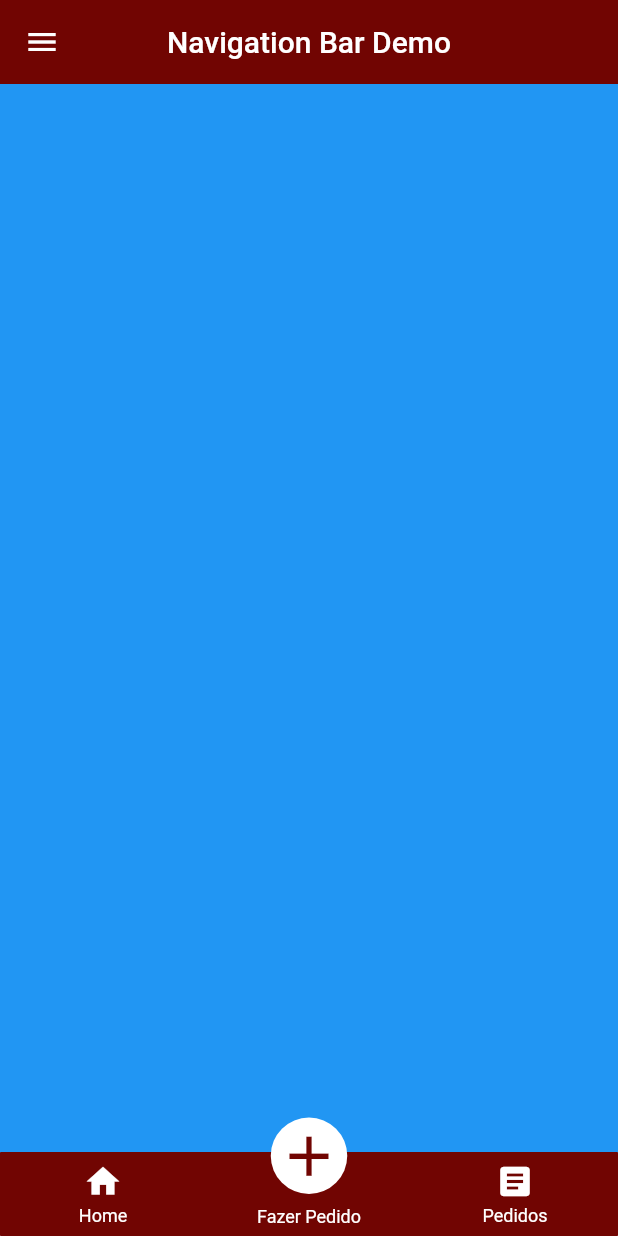
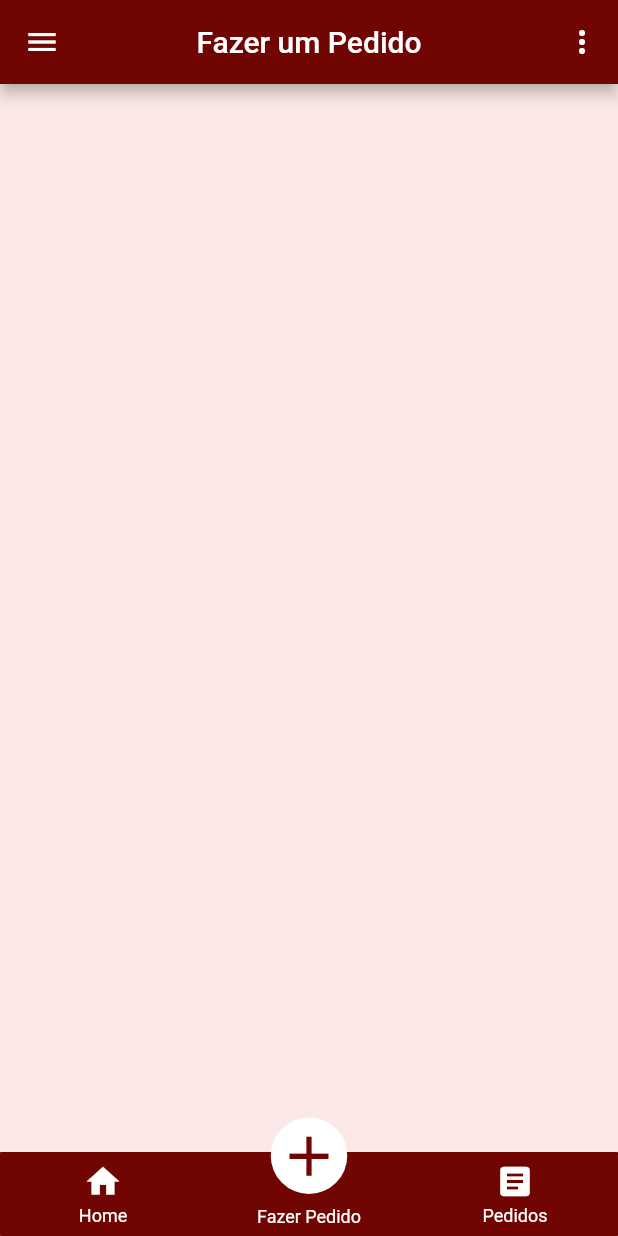
Before and after one commit to DLL-S/comcer-mobile, a Flutter app: the BasePage screen opened by its route, item 2 of the bottom bar chosen, on a phone screen of 412 x 824 dp. Run offline on Flutter 3.47's test engine with Material 2 defaults, Android fonts, the phone set to English and light mode, and no system bars; drawn by our look-alikes of persistent_bottom_nav_bar.

Commit message:
Criação da página fazer_pedido e atualizações
Inclusão de nova imagem da logo, criação de controllers e alteração na página base.

```diff
--- a/comcer_app/lib/core/app_imagens.dart
+++ b/comcer_app/lib/core/app_imagens.dart
@@ -3,5 +3,6 @@ class AppImagens {
   static String get logoBranco => "assets/imagens/logo_branco.png";
   static String get logoPreto => "assets/imagens/logo_preto.png";
   static String get logoVermelhoEscuro => "assets/imagens/logo_vermelho_escuro.png";
+  static String get iconeLogoBranco => "assets/imagens/icone_logo_branco.png";
 
 }
--- a/comcer_app/lib/ui/base_page.dart
+++ b/comcer_app/lib/ui/base_page.dart
@@ -5,8 +5,26 @@ import 'package:comcer_app/ui/pedidos_page.dart';
 import 'package:flutter/material.dart';
 import 'package:persistent_bottom_nav_bar/persistent-tab-view.dart';
 
-class BasePage extends StatelessWidget {
+class BasePage extends StatefulWidget {
   BasePage({Key? key}) : super(key: key);
+
+  @override
+  State<BasePage> createState() => _BasePageState();
+}
+
+class _BasePageState extends State<BasePage> {
+
+  static const String home = 'Mesas';
+  static const String fazerPedido = 'Fazer um Pedido';
+  static const String pedidosEmAndamento = 'Pedidos em Andamento';
+  String _title = "Mesas";
+
+
+  void atualizarTitulo(int index, String title){
+    setState(() {
+      _title = title;
+    });
+  }
 
 
   PersistentTabController _controller = PersistentTabController(initialIndex: 0);
@@ -45,7 +63,7 @@ class BasePage extends StatelessWidget {
   @override
   Widget build(BuildContext context) {
     return Scaffold(
-      appBar: AppBar(title: const Text('Navigation Bar Demo'), centerTitle: true, backgroundColor: AppCores.darkRed, elevation: 0,),
+      appBar: AppBar(title: Text(_title), centerTitle: true, backgroundColor: AppCores.darkRed, actions: [IconButton(onPressed: (){}, icon: Icon(Icons.more_vert))], ),
       drawer: Drawer(child: Container(color: Colors.white,),),
       body: PersistentTabView(
         context,
@@ -74,6 +92,19 @@ class BasePage extends StatelessWidget {
           duration: Duration(milliseconds: 200),
         ),
         navBarStyle: NavBarStyle.style15,
+        onItemSelected: (index){
+          switch(index){
+            case 0:
+              atualizarTitulo(index, home);
+              break;
+            case 1:
+              atualizarTitulo(index, fazerPedido);
+              break;
+            case 2:
+              atualizarTitulo(index, pedidosEmAndamento);
+              break;
+          }
+        },
       ),
     );
   }
--- a/comcer_app/lib/ui/fazer_pedido_page.dart
+++ b/comcer_app/lib/ui/fazer_pedido_page.dart
@@ -1,3 +1,4 @@
+import 'package:comcer_app/core/app_cores.dart';
 import 'package:flutter/material.dart';
 
 class FazerPedido extends StatefulWidget {
@@ -10,6 +11,6 @@ class FazerPedido extends StatefulWidget {
 class _FazerPedidoState extends State<FazerPedido> {
   @override
   Widget build(BuildContext context) {
-    return Container(color: Colors.yellow,);
+    return Container(color: AppCores.lightRed);
   }
 }
--- a/comcer_app/lib/ui/pedidos_page.dart
+++ b/comcer_app/lib/ui/pedidos_page.dart
@@ -1,3 +1,4 @@
+import 'package:comcer_app/core/app_cores.dart';
 import 'package:flutter/material.dart';
 
 class PedidosPage extends StatefulWidget {
@@ -10,6 +11,6 @@ class PedidosPage extends StatefulWidget {
 class _PedidosPageState extends State<PedidosPage> {
   @override
   Widget build(BuildContext context) {
-    return Container(color: Colors.blue,);
+    return Container(color: AppCores.lightRed,);
   }
 }
```
Also changed, not shown: comcer_app/assets/imagens/icone_logo_branco.png (added), comcer_app/lib/controller/funcionario_controller.dart (added), comcer_app/lib/controller/login_controller.dart (added), comcer_app/lib/controller/usuario_controller.dart (added).
